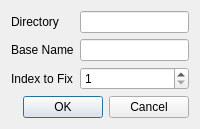
Before: the Qt Designer form src/daq/sescontrol/renamedialog.ui in kmnhan/1KARPES_DAQ, drawn with Qt 5.
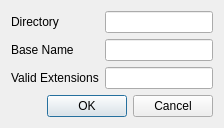
After: the same form once the commit is applied.

Commit message: Fix rename dialog

Diff of the .ui file:
```diff
--- a/src/daq/sescontrol/renamedialog.ui
+++ b/src/daq/sescontrol/renamedialog.ui
@@ -31,22 +31,12 @@
      <item row="2" column="0">
       <widget class="QLabel" name="label">
        <property name="text">
-        <string>Index to Fix</string>
+        <string>Valid Extensions</string>
        </property>
       </widget>
      </item>
      <item row="2" column="1">
-      <widget class="QSpinBox" name="spin_idx">
-       <property name="keyboardTracking">
-        <bool>false</bool>
-       </property>
-       <property name="minimum">
-        <number>1</number>
-       </property>
-       <property name="maximum">
-        <number>9999</number>
-       </property>
-      </widget>
+      <widget class="QLineEdit" name="line_ext"/>
      </item>
     </layout>
    </item>
```
The commit also changes 1 other file.
